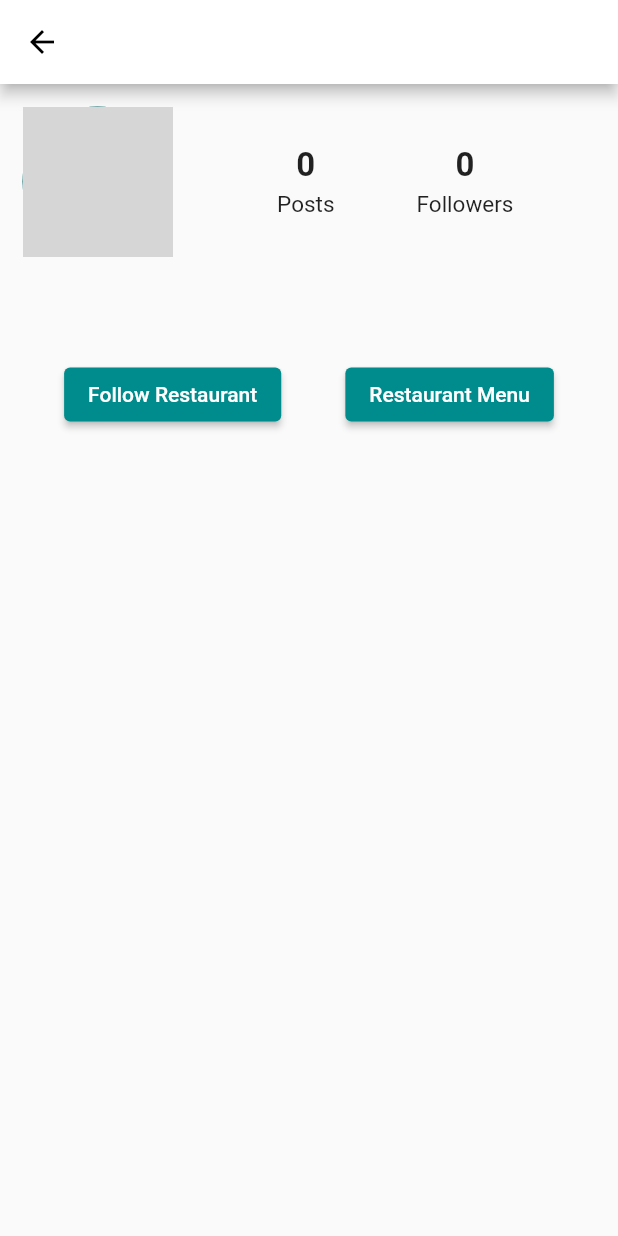
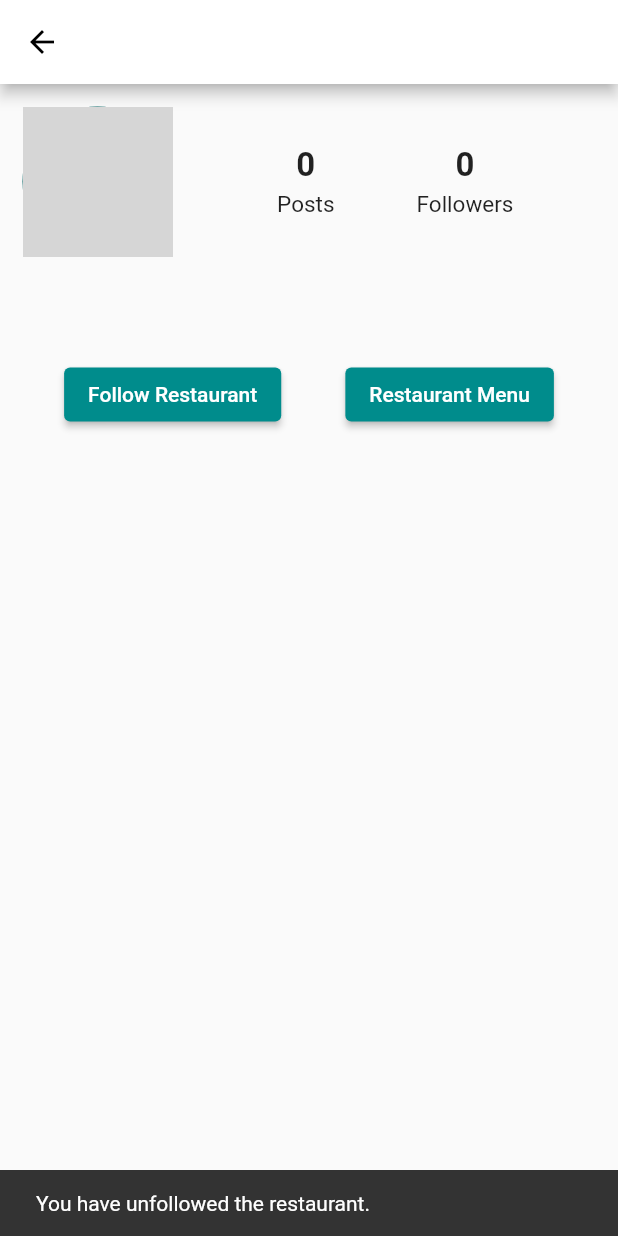
Before and after one commit to alidogangullu/project_mobile, a Flutter app: the RestaurantProfile screen opened directly with empty values, after a tap on "Follow Restaurant", after a tap on "Unfollow Restaurant", on a phone screen of 412 x 824 dp. Run offline on Flutter 3.47's test engine with Material 2 defaults, Android fonts, the phone set to English and light mode, and no system bars; our stand-ins replace cloud_firestore, firebase_auth, firebase_core, firebase_storage, flutter_image_compress, flutter_rating_bar and 10 more; missing offline and left inert: mobile_scanner, place_picker, safe_device, simple_speed_dial; accounts and stored records are empty; network calls fail; grey boxes are pictures that could not be loaded.

Commit message:
restorant profil ui eklenti
takip etme geri bildirimi için snackbar eklendi

```diff
--- a/lib/Customer/restaurantProfile.dart
+++ b/lib/Customer/restaurantProfile.dart
@@ -71,6 +71,10 @@ class _RestaurantProfileState extends State<RestaurantProfile> {
     } catch (error) {
       print('Error following restaurant: $error');
     }
+    const snackBar = SnackBar(
+      content: Text('The Restaurant followed successfully'),
+    );
+    ScaffoldMessenger.of(context).showSnackBar(snackBar);
   }
 
   Future<void> unfollowRestaurant() async {
@@ -93,6 +97,10 @@ class _RestaurantProfileState extends State<RestaurantProfile> {
     } catch (error) {
       print('Error unfollowing restaurant: $error');
     }
+    const snackBar = SnackBar(
+      content: Text('You have unfollowed the restaurant.'),
+    );
+    ScaffoldMessenger.of(context).showSnackBar(snackBar);
   }
 
   void launchMap(String address) async {
```
